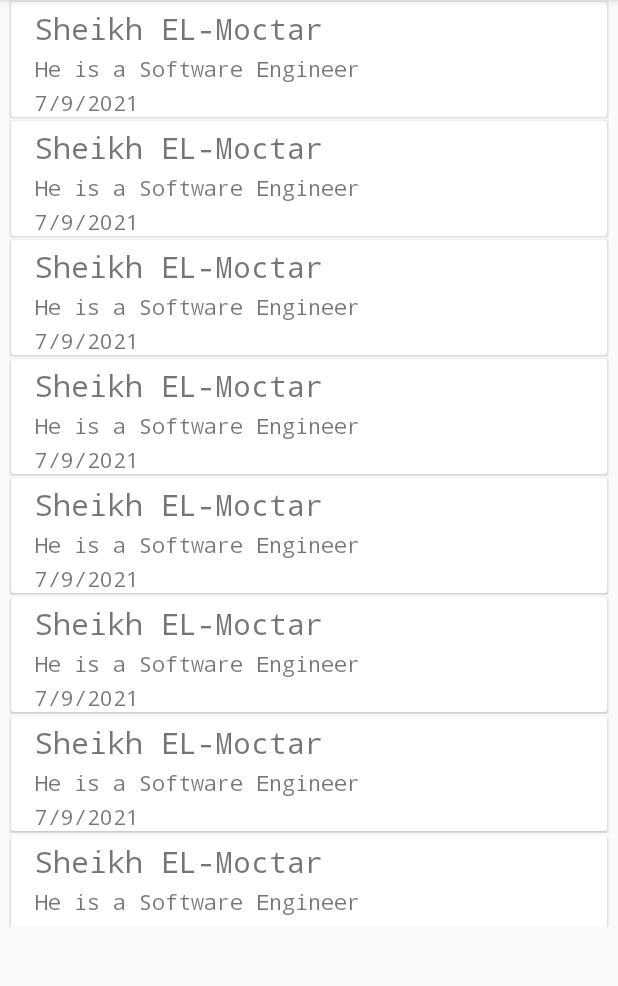
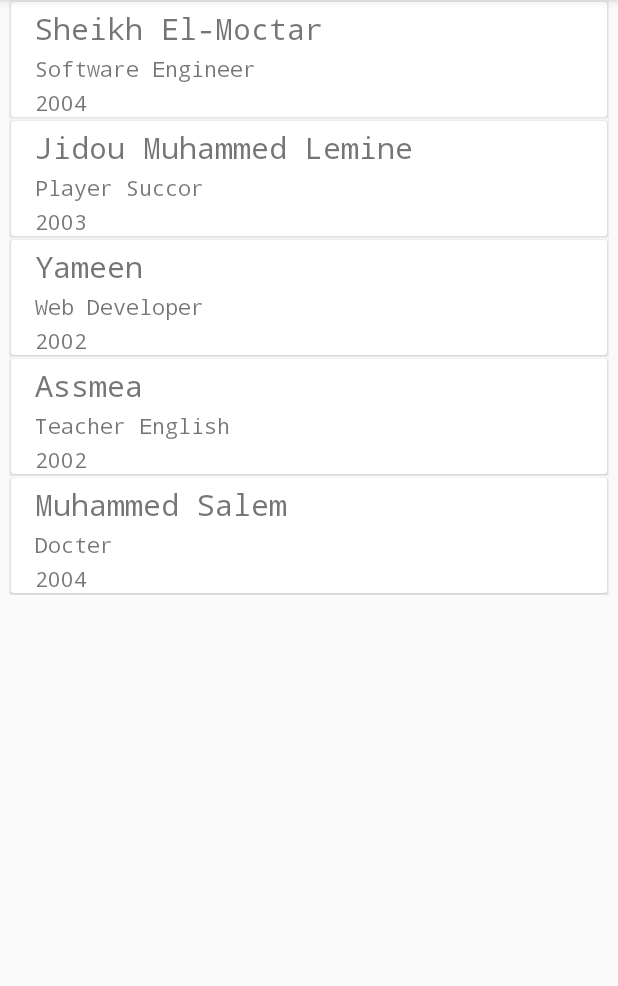
Before and after one commit to SheikhElMoctarG/AndroidProjects, an Android app: the screen it shows after launch (MainActivity), on a phone screen of 412 x 824 dp, the part 84-1070 px from its top. Run offline under Robolectric (Android 15) with nearby library versions, the phone set to English and light mode, and no system bars.

Commit message:
update project RecyclerView (added onclicklistener)

```diff
--- a/RecyclerView/app/src/main/java/Adapter/MyAdapter.java
+++ b/RecyclerView/app/src/main/java/Adapter/MyAdapter.java
@@ -5,6 +5,7 @@ import android.view.LayoutInflater;
 import android.view.View;
 import android.view.ViewGroup;
 import android.widget.TextView;
+import android.widget.Toast;
 
 import androidx.annotation.NonNull;
 import androidx.recyclerview.widget.RecyclerView;
@@ -43,7 +44,7 @@ public class MyAdapter extends RecyclerView.Adapter<MyAdapter.ViewHolder> {
         return listitems.size();
     }
 
-    public class ViewHolder extends RecyclerView.ViewHolder{
+    public class ViewHolder extends RecyclerView.ViewHolder implements View.OnClickListener{
         private TextView title;
         private TextView description;
         private TextView date;
@@ -53,6 +54,16 @@ public class MyAdapter extends RecyclerView.Adapter<MyAdapter.ViewHolder> {
             title = itemView.findViewById(R.id.title);
             description = itemView.findViewById(R.id.description);
             date = itemView.findViewById(R.id.date);
+            title.setOnClickListener(this);
+            description.setOnClickListener(this);
+            date.setOnClickListener(this);
+        }
+
+        @Override
+        public void onClick(View view) {
+            int position = getAdapterPosition();
+            Listitem item = listitems.get(position);
+            Toast.makeText(context,item.getTitle(),Toast.LENGTH_LONG).show();
         }
     }
 }
--- a/RecyclerView/app/src/main/java/com/sheikh/recyclerview/MainActivity.java
+++ b/RecyclerView/app/src/main/java/com/sheikh/recyclerview/MainActivity.java
@@ -25,10 +25,21 @@ public class MainActivity extends AppCompatActivity {
         recyclerView.setLayoutManager(new LinearLayoutManager(this));
 
         listitems = new ArrayList<>();
-        for (int a = 1; a<15; a++){
-            Listitem item = new Listitem("Sheikh EL-Moctar","He is a Software Engineer","7/9/2021");
-            listitems.add(item);
-        }
+        // for (int a = 1; a<15; a++){
+        //    Listitem item = new Listitem("Sheikh EL-Moctar","He is a Software Engineer","7/9/2021");
+        //    listitems.add(item);
+        //}
+        Listitem item1 = new Listitem("Sheikh El-Moctar","Software Engineer","2004");
+        Listitem item2 = new Listitem("Jidou Muhammed Lemine","Player Succor","2003");
+        Listitem item3 = new Listitem("Yameen","Web Developer","2002");
+        Listitem item4 = new Listitem("Assmea","Teacher English","2002");
+        Listitem item5 = new Listitem("Muhammed Salem","Docter","2004");
+        listitems.add(item1);
+        listitems.add(item2);
+        listitems.add(item3);
+        listitems.add(item4);
+        listitems.add(item5);
+
         adapter = new MyAdapter(this,listitems);
         recyclerView.setAdapter(adapter);
     }
```
